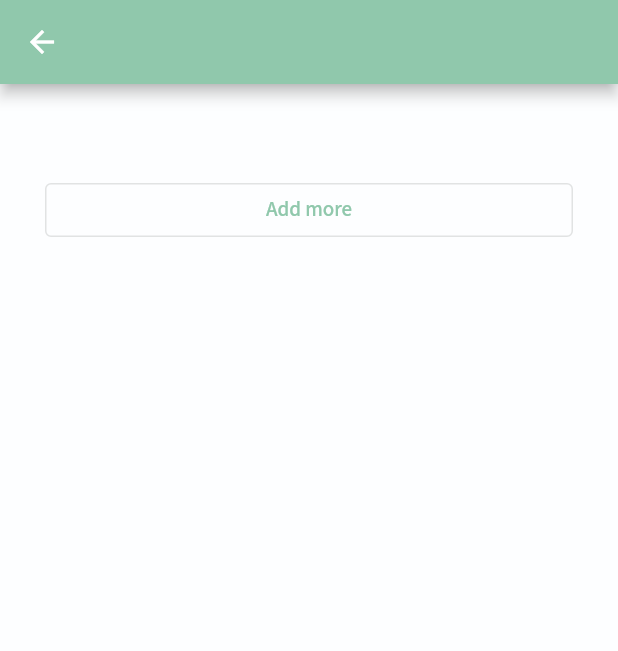
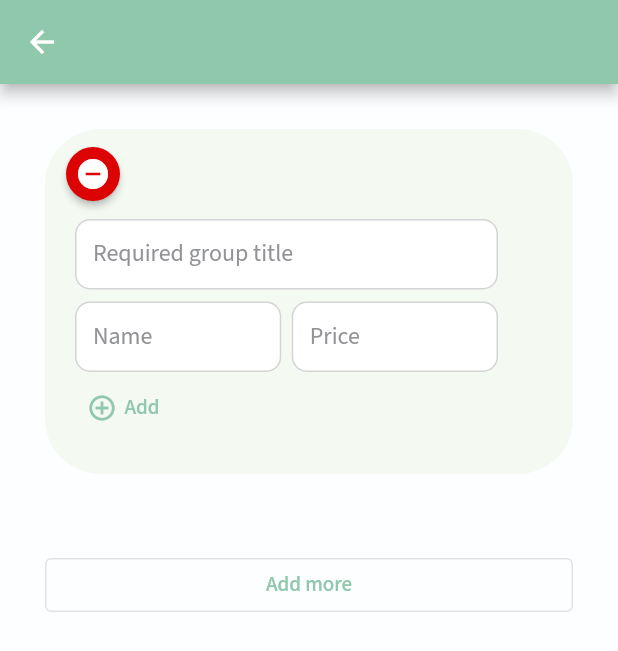
Before and after one commit to kawad852/bright_life_providers, a Flutter app: the RequiredGroupsScreen screen opened directly, on a phone screen of 412 x 824 dp. Shown: the top 651 px of the screen. Run offline on Flutter 3.47's test engine with Material 2 defaults, Android fonts, the phone set to English and light mode, and no system bars; our stand-ins replace cached_network_image, cloud_firestore, dropdown_button2, firebase_core, firebase_ui_firestore, flutter_rating_bar and 8 more; missing offline and left inert: flutter_overlay_loader, flutterfire_ui; accounts and stored records are empty.

Commit message:
create product fix

```diff
--- a/lib/controllers/required_groups_ctrl.dart
+++ b/lib/controllers/required_groups_ctrl.dart
@@ -1,7 +1,51 @@
+import 'package:bright_life_providers/models/items_model.dart';
+import 'package:bright_life_providers/ui/screens/add_product/widgets/product_bubble.dart';
+import 'package:bright_life_providers/ui/screens/add_product/widgets/required_box.dart';
+import 'package:flutter/material.dart';
 import 'package:get/get.dart';
 
 class RequiredGroupsCtrl extends GetxController {
   static RequiredGroupsCtrl get find => Get.find();
 
-  final items = [].obs;
+  final bubbleKeys = <GlobalKey<ProductBubbleState>>[];
+  final boxStateKeys = <GlobalKey<RequiredBoxState>>[];
+
+  final myList = <ItemsModel>[
+    ItemsModel(
+      name: null,
+      type: 'required',
+      items: [Item(name: null, price: null)],
+    ),
+  ].obs;
+
+  void addList() {
+    myList.add(
+      ItemsModel(
+        name: null,
+        type: 'required',
+        items: [Item(name: null, price: null)],
+      ),
+    );
+    update();
+  }
+
+  void removeList(int index) {
+    myList.removeAt(index);
+    update();
+  }
+
+  void addTitle(String? value, int index) {
+    myList[index].name = value;
+    update();
+  }
+
+  void addItem(int index) {
+    myList[index].items!.add(Item(name: null, price: null));
+    update();
+  }
+
+  void removeItem(int index, int number) {
+    myList[index].items!.removeAt(number);
+    update();
+  }
 }
--- /dev/null
+++ b/lib/models/items_model.dart
@@ -0,0 +1,21 @@
+class ItemsModel {
+  ItemsModel({
+    this.name,
+    this.type,
+    this.items,
+  });
+
+  String? name;
+  String? type;
+  List<Item>? items;
+}
+
+class Item {
+  Item({
+    this.price,
+    this.name,
+  });
+
+  double? price;
+  String? name;
+}
--- a/lib/ui/screens/add_product/create_product_screen.dart
+++ b/lib/ui/screens/add_product/create_product_screen.dart
@@ -180,7 +180,11 @@ class CreateProductScreenState extends State<CreateProductScreen> {
                             final data = controller.requiredStateKeys[index];
                             return RequiredBox(
                               key: data,
-                              index: index,
+                              number: index,
+                              length: 1,
+                              index: 0,
+                              title: '',
+                              price: 22.0,
                             );
                           }),
                       Align(
--- /dev/null
+++ b/lib/ui/screens/add_product/widgets/product_bubble.dart
@@ -0,0 +1,139 @@
+import 'package:bright_life_providers/controllers/required_groups_ctrl.dart';
+import 'package:bright_life_providers/ui/screens/add_product/widgets/required_box.dart';
+import 'package:bright_life_providers/ui/widgets/custom_text_field.dart';
+import 'package:bright_life_providers/utils/app_constants.dart';
+import 'package:bright_life_providers/utils/base/colors.dart';
+import 'package:flutter/material.dart';
+import 'package:get/get.dart';
+
+class ProductBubble extends StatefulWidget {
+  final int index;
+  final String? title;
+
+  const ProductBubble({
+    Key? key,
+    required this.index,
+    required this.title,
+  }) : super(key: key);
+
+  @override
+  State<ProductBubble> createState() => ProductBubbleState();
+}
+
+class ProductBubbleState extends State<ProductBubble> {
+  late TextEditingController titleCtrl;
+  final GlobalKey<FormState> formKey = GlobalKey<FormState>();
+
+  String? validator(value) {
+    if (value!.isEmpty) {
+      return AppConstants.requiredField;
+    }
+    return null;
+  }
+
+  @override
+  void initState() {
+    titleCtrl = TextEditingController(text: widget.title);
+    super.initState();
+  }
+
+  @override
+  void dispose() {
+    titleCtrl.dispose();
+    super.dispose();
+  }
+
+  @override
+  Widget build(BuildContext context) {
+    return GetBuilder<RequiredGroupsCtrl>(
+      builder: (controller) {
+        return Form(
+          key: formKey,
+          child: Stack(
+            clipBehavior: Clip.none,
+            children: [
+              Container(
+                margin: const EdgeInsets.only(bottom: 20.0),
+                padding: const EdgeInsets.fromLTRB(20, 60, 20, 20),
+                decoration: BoxDecoration(
+                  color: MyColors.green9F2,
+                  borderRadius: BorderRadius.circular(37),
+                ),
+                child: Column(
+                  crossAxisAlignment: CrossAxisAlignment.start,
+                  children: [
+                    CustomTextField(
+                      controller: titleCtrl,
+                      padding: const EdgeInsetsDirectional.only(end: 30, start: 0),
+                      filled: true,
+                      hintText: 'Required group title',
+                      hintStyle: const TextStyle(color: MyColors.grey397, fontSize: 16),
+                      onChanged: (value) {
+                        controller.addTitle(value, widget.index);
+                      },
+                      validator: validator,
+                    ),
+                    const SizedBox(height: 8.0),
+                    ListView.separated(
+                      physics: const NeverScrollableScrollPhysics(),
+                      separatorBuilder: (context, number) => const SizedBox(height: 6.0),
+                      shrinkWrap: true,
+                      itemCount: controller.myList[widget.index].items!.length,
+                      itemBuilder: (context, number) {
+                        controller.boxStateKeys.add(GlobalKey());
+                        final data = controller.myList[widget.index].items![number];
+                        return RequiredBox(
+                          key: controller.boxStateKeys[number],
+                          length: controller.myList[widget.index].items!.length,
+                          index: widget.index,
+                          number: number,
+                          title: data.name,
+                          price: data.price,
+                        );
+                      },
+                    ),
+                    Align(
+                      alignment: Alignment.centerLeft,
+                      child: TextButton(
+                        onPressed: () {
+                          if (controller.boxStateKeys.any((element) => !element.currentState!.formKey.currentState!.validate())) return;
+                          controller.addItem(widget.index);
+                        },
+                        child: Row(
+                          mainAxisSize: MainAxisSize.min,
+                          children: const [
+                            Icon(
+                              Icons.add_circle_outline,
+                              color: MyColors.primary,
+                              size: 20,
+                            ),
+                            SizedBox(width: 5),
+                            Text("Add"),
+                          ],
+                        ),
+                      ),
+                    ),
+                  ],
+                ),
+              ),
+              PositionedDirectional(
+                top: 6,
+                start: 0,
+                child: ElevatedButton(
+                  onPressed: () {
+                    controller.removeList(widget.index);
+                  },
+                  style: ElevatedButton.styleFrom(
+                    shape: const CircleBorder(),
+                    backgroundColor: MyColors.red303,
+                  ),
+                  child: const Icon(Icons.remove_circle),
+                ),
+              ),
+            ],
+          ),
+        );
+      },
+    );
+  }
+}
--- a/lib/ui/screens/add_product/widgets/required_box.dart
+++ b/lib/ui/screens/add_product/widgets/required_box.dart
@@ -1,4 +1,4 @@
-import 'package:bright_life_providers/controllers/create_product_ctrl.dart';
+import 'package:bright_life_providers/controllers/required_groups_ctrl.dart';
 import 'package:bright_life_providers/ui/widgets/custom_text_field.dart';
 import 'package:bright_life_providers/utils/app_constants.dart';
 import 'package:bright_life_providers/utils/base/colors.dart';
@@ -6,11 +6,17 @@ import 'package:flutter/material.dart';
 import 'package:get/get.dart';
 
 class RequiredBox extends StatefulWidget {
-  final int index;
+  final int number, length, index;
+  final String? title;
+  final double? price;
 
   const RequiredBox({
     Key? key,
+    required this.number,
+    required this.length,
     required this.index,
+    required this.title,
+    required this.price,
   }) : super(key: key);
 
   @override
@@ -19,6 +25,7 @@ class RequiredBox extends StatefulWidget {
 
 class RequiredBoxState extends State<RequiredBox> {
   late TextEditingController nameCtrl, priceCtrl;
+  final GlobalKey<FormState> formKey = GlobalKey<FormState>();
 
   String? validator(value) {
     if (value!.isEmpty) {
@@ -29,8 +36,8 @@ class RequiredBoxState extends State<RequiredBox> {
 
   @override
   void initState() {
-    nameCtrl = TextEditingController();
-    priceCtrl = TextEditingController();
+    nameCtrl = TextEditingController(text: widget.title);
+    priceCtrl = TextEditingController(text: widget.price == null ? null : widget.price.toString());
     super.initState();
   }
 
@@ -43,7 +50,9 @@ class RequiredBoxState extends State<RequiredBox> {
 
   @override
   Widget build(BuildContext context) {
-    return Row(
+    return Form(
+      key: formKey,
+      child: Row(
         children: [
           Expanded(
             child: CustomTextField(
@@ -65,10 +74,14 @@ class RequiredBoxState extends State<RequiredBox> {
               validator: validator,
             ),
           ),
-        GestureDetector(
-          onTap: () {
-            // CreateProductCtrl.find.removeRequiredBox(widget.index);
-          },
+          Opacity(
+            opacity: widget.length == 1 ? 0 : 1,
+            child: GestureDetector(
+              onTap: widget.length != 1
+                  ? () {
+                      RequiredGroupsCtrl.find.removeItem(widget.index, widget.number);
+                    }
+                  : null,
               child: const Padding(
                 padding: EdgeInsetsDirectional.fromSTEB(6, 7, 0, 0),
                 child: Icon(
@@ -77,7 +90,9 @@ class RequiredBoxState extends State<RequiredBox> {
                 ),
               ),
             ),
+          ),
         ],
+      ),
     );
   }
 }
```
Also changed, not shown: lib/ui/screens/add_product/required_group_screen.dart (+38 -91 lines), pubspec.lock. Lines whose indentation alone changed are shown as unchanged.
